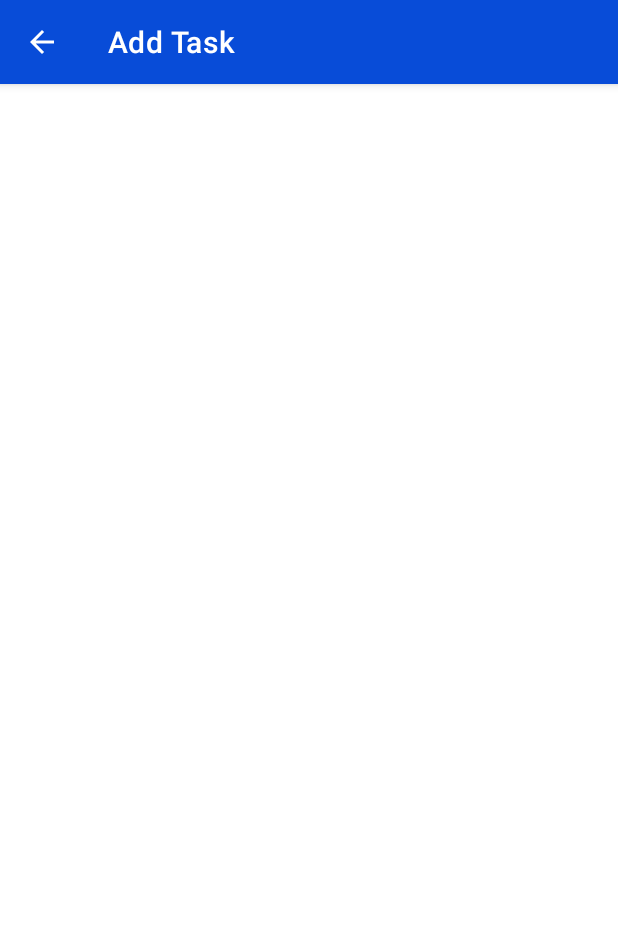
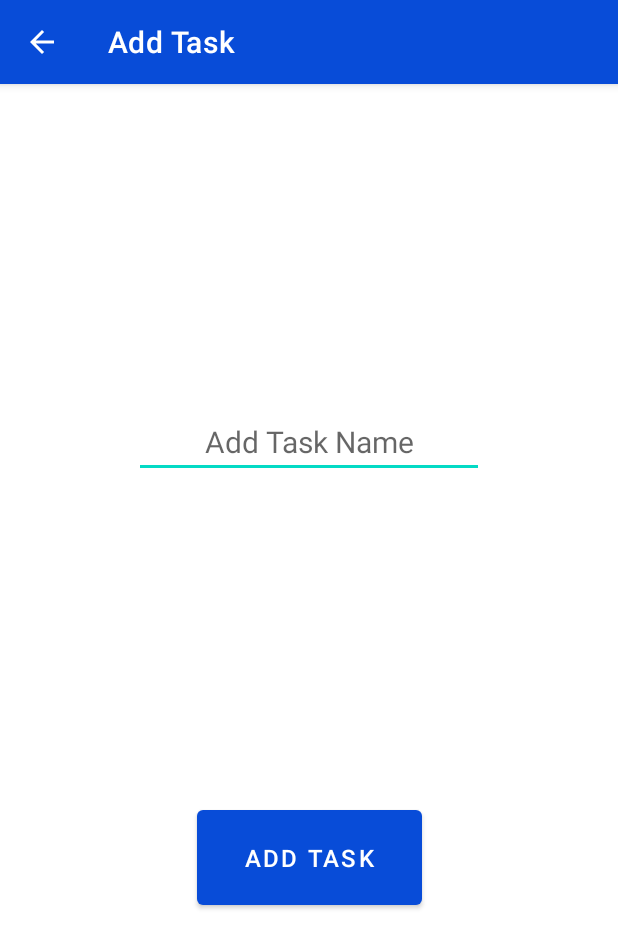
Before and after one commit to klocquiao/Practical-Parenting-App, an Android app: the AddTaskActivity screen opened directly, with no data from a screen before it, on a phone screen of 412 x 824 dp. Shown: the top 948 px of the screen. Run offline under Robolectric (Android 15) with nearby library versions, the phone set to English and light mode, and no system bars.

Commit message:
Layout for addTaskActivity is practically complete
Still need to add some functionality to link it up with TaskManager.
Need basic task manager functionality.

```diff
--- a/app/src/main/java/com/example/parentsupportapp/tasksConfig/AddTaskActivity.java
+++ b/app/src/main/java/com/example/parentsupportapp/tasksConfig/AddTaskActivity.java
@@ -3,6 +3,10 @@ package com.example.parentsupportapp.tasksConfig;
 import android.content.Context;
 import android.content.Intent;
 import android.os.Bundle;
+import android.view.View;
+import android.widget.Button;
+import android.widget.EditText;
+import android.widget.Toast;
 
 import androidx.appcompat.app.ActionBar;
 import androidx.appcompat.app.AppCompatActivity;
@@ -24,6 +28,25 @@ public class AddTaskActivity extends AppCompatActivity {
             actionbar.setTitle("Add Task");
         }
 
+        setupButton();
+    }
+
+    private void setupButton() {
+        Button button = findViewById(R.id.buttonConfirmAddTask);
+        button.setOnClickListener(new View.OnClickListener() {
+            @Override
+            public void onClick(View view) {
+                EditText editText = findViewById(R.id.editTextTaskName);
+                String extractedText = editText.getText().toString();
+                if (extractedText.equals("")) {
+                    Toast.makeText(AddTaskActivity.this, "Please provide a task name :) !", Toast.LENGTH_SHORT).show();
+                } else {
+                    // TODO: Here I need the task manager. Create task, then add new task to task manager.
+
+                    Toast.makeText(AddTaskActivity.this, "New Task Added!!", Toast.LENGTH_SHORT).show();
+                }
+            }
+        });
     }
 
     public static Intent makeIntent(Context context) {
--- a/app/src/main/res/layout/activity_add_task.xml
+++ b/app/src/main/res/layout/activity_add_task.xml
@@ -24,4 +24,31 @@
 
     </com.google.android.material.appbar.AppBarLayout>
 
+    <Button
+        android:id="@+id/buttonConfirmAddTask"
+        android:layout_width="150dp"
+        android:layout_height="75dp"
+        android:text="Add Task"
+        android:textSize="16sp"
+        app:layout_constraintBottom_toBottomOf="parent"
+        app:layout_constraintEnd_toEndOf="parent"
+        app:layout_constraintHorizontal_bias="0.5"
+        app:layout_constraintStart_toStartOf="parent"
+        app:layout_constraintTop_toBottomOf="@+id/editTextTaskName" />
+
+    <EditText
+        android:id="@+id/editTextTaskName"
+        android:layout_width="wrap_content"
+        android:layout_height="wrap_content"
+        android:ems="10"
+        android:hint="Add Task Name"
+        android:inputType="textPersonName"
+        android:textAlignment="center"
+        android:textSize="20sp"
+        app:layout_constraintBottom_toTopOf="@+id/buttonConfirmAddTask"
+        app:layout_constraintEnd_toEndOf="parent"
+        app:layout_constraintHorizontal_bias="0.5"
+        app:layout_constraintStart_toStartOf="parent"
+        app:layout_constraintTop_toBottomOf="@+id/appBarLayoutAddTask" />
+
 </androidx.constraintlayout.widget.ConstraintLayout>
```
